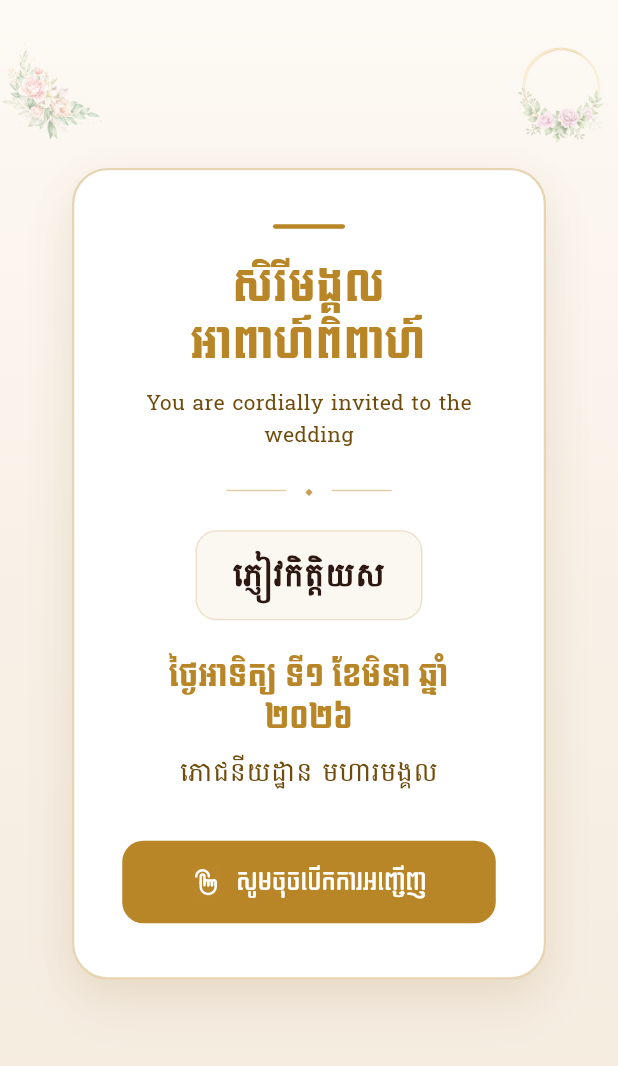
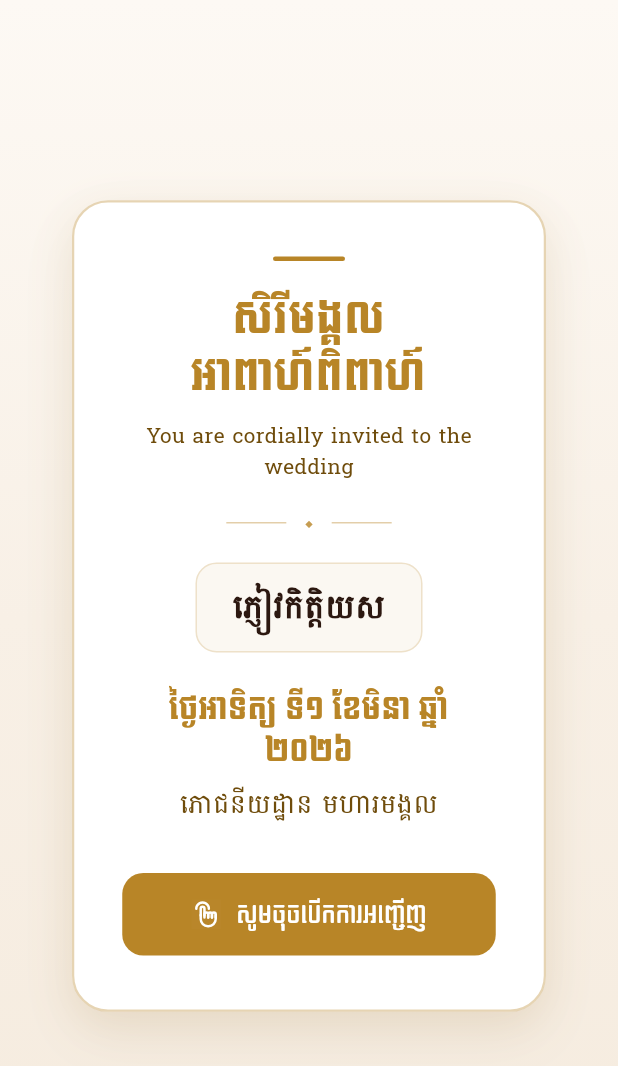
Before and after one commit to viboltep/Kimleng-Chunna-Wedding, a Flutter app: the screen it shows after launch, on a phone screen of 412 x 824 dp. Shown: the top 1066 px of the screen. Run offline on Flutter 3.47's test engine with Material 3 defaults, Android fonts, the phone set to English and light mode, and no system bars; our stand-ins replace audioplayers, flutter_animate, flutter_svg, iconsax, share_plus, shimmer and 1 more; missing offline and left inert: dart:html, dart:ui_web.

Commit message:
update ui

```diff
--- a/kimleng_chunna_wedding/lib/constants/assets.dart
+++ b/kimleng_chunna_wedding/lib/constants/assets.dart
@@ -19,4 +19,6 @@ class Assets {
   static const String story3 = 'assets/images/story3.JPG';
   static const String story4 = 'assets/images/story4.JPG';
   static const String flower1 = 'assets/images/flower1.png';
+  static const String flower2 = 'assets/images/flower2.png';
+  static const String logo = 'assets/images/logo.png';
 }
--- a/kimleng_chunna_wedding/lib/widgets/welcome_card.dart
+++ b/kimleng_chunna_wedding/lib/widgets/welcome_card.dart
@@ -245,16 +245,18 @@ class _WelcomeCardState extends State<WelcomeCard> {
                   constraints: BoxConstraints(minHeight: constraints.maxHeight - MediaQuery.paddingOf(context).vertical),
                   child: IntrinsicHeight(
                     child: Column(
+                      mainAxisAlignment: MainAxisAlignment.center,
+                      mainAxisSize: MainAxisSize.max,
                       children: [
-                        const SizedBox(height: 24),
+                        //const SizedBox(height: 24),
                         // Decorative top florals
-                        Row(
-                          mainAxisAlignment: MainAxisAlignment.spaceBetween,
-                          children: [
-                            _decoFlower(Assets.flower1),
-                            _decoFlower('assets/images/flower2.png'),
-                          ],
-                        ),
+                        // Row(
+                        //   mainAxisAlignment: MainAxisAlignment.spaceBetween,
+                        //   children: [
+                        //     _decoFlower(Assets.flower1),
+                        //     _decoFlower(Assets.flower2),
+                        //   ],
+                        // ),
                         const SizedBox(height: 16),
                         // Invitation card
                         Padding(
--- a/kimleng_chunna_wedding/pubspec.yaml
+++ b/kimleng_chunna_wedding/pubspec.yaml
@@ -59,6 +59,7 @@ flutter:
     - assets/images/
     - assets/music/
     - assets/fonts/
+    - assets/videos/
 
 
   fonts:
```
Also changed, not shown: kimleng_chunna_wedding/lib/widgets/footer_note.dart (added, +61 -0 lines), kimleng_chunna_wedding/lib/widgets/gift_section.dart (+15 -1 lines), kimleng_chunna_wedding/lib/widgets/home_screen.dart (+2 -30 lines), kimleng_chunna_wedding/assets/images/logo.png (added), 3 other files.
